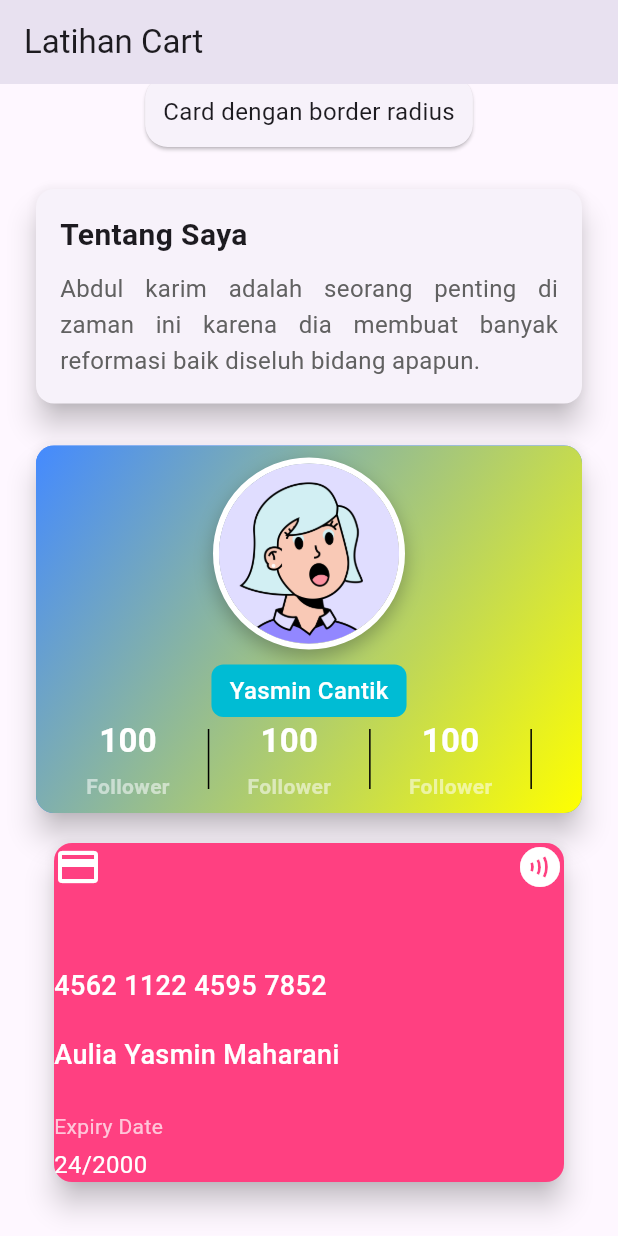
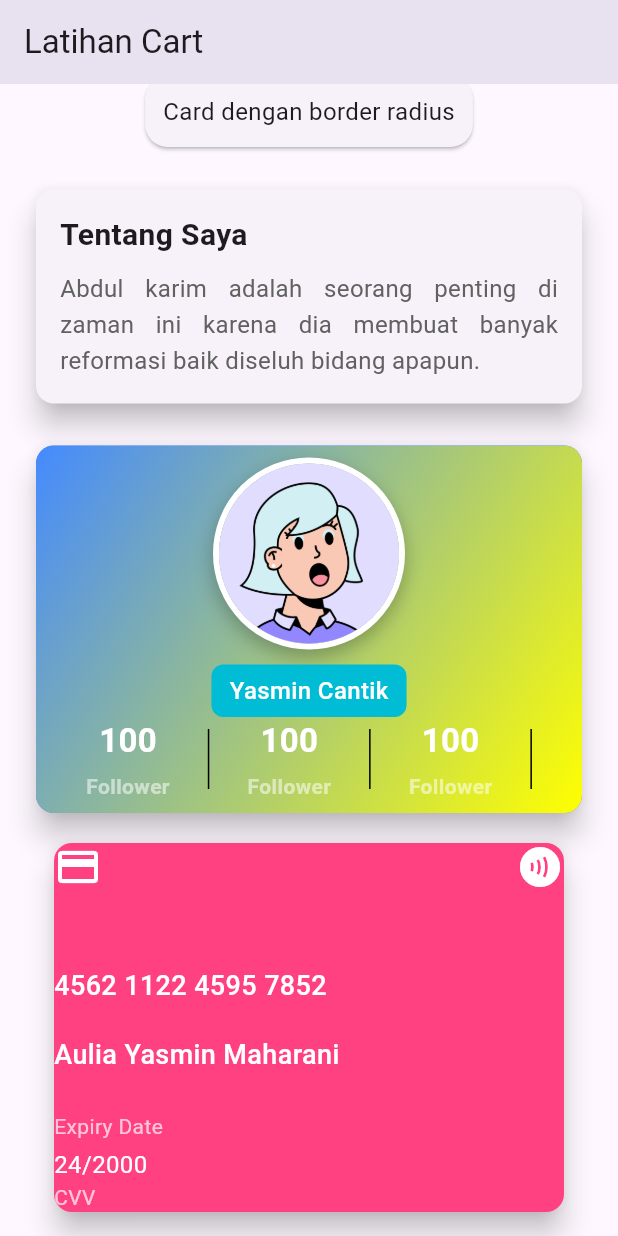
Before and after one commit to yaseumine/Tugas_week_8_1123150146, a Flutter app: the screen it shows after launch, scrolled down 238 dp, on a phone screen of 412 x 824 dp. Run offline on Flutter 3.47's test engine with Material 3 defaults, Android fonts, the phone set to English and light mode, and no system bars.

Commit message:
membuat cvv

```diff
--- a/lib/pages/latihan_cart.dart
+++ b/lib/pages/latihan_cart.dart
@@ -325,6 +325,14 @@ class LatihanCart extends StatelessWidget {
                                   fontSize: 16,
                                 ),
                               ),
+                              SizedBox(width: 60),
+                              Text(
+                                "CVV",
+                                style: TextStyle(
+                                  color: Colors.white70,
+                                  fontSize: 14,
+                                ),
+                              ),
                             ],
                           ),
                         ],
```
